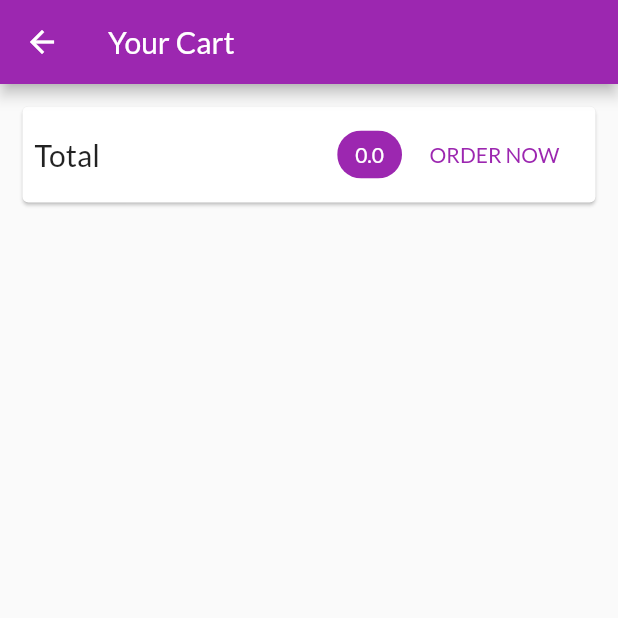
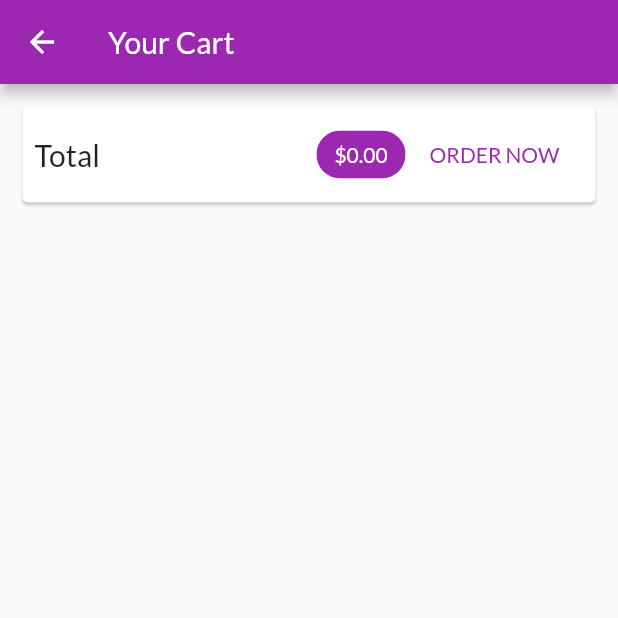
Before and after one commit to pit304/flutter_shop, a Flutter app: the CartScreen screen opened by its route, after a tap on "ORDER NOW", on a phone screen of 412 x 824 dp, the top half of it. Run offline on Flutter 3.47's test engine with Material 2 defaults, Android fonts, the phone set to English and light mode, and no system bars; network calls fail.

Commit message:
section 8: complete

```diff
--- a/lib/main.dart
+++ b/lib/main.dart
@@ -1,8 +1,10 @@
 import 'package:flutter/material.dart';
 import 'package:provider/provider.dart';
 
+import './providers/orders.dart';
 import './providers/cart.dart';
 import './providers/products.dart';
+import './screens/orders_screen.dart';
 import './screens/cart_screen.dart';
 import './screens/product_detail_screen.dart';
 import './screens/products_overview_screen.dart';
@@ -20,6 +22,9 @@
         ChangeNotifierProvider.value(
           value: Cart(),
         ),
+        ChangeNotifierProvider.value(
+          value: Orders(),
+        ),
       ],
       child: MaterialApp(
         title: 'MyShop',
@@ -31,6 +36,7 @@
         routes: {
           ProductDetailScreen.routeName: (ctx) => ProductDetailScreen(),
           CartScreen.routeName: (ctx) => CartScreen(),
+          OrdersScreen.routeName: (ctx) => OrdersScreen(),
         },
       ),
     );
--- a/lib/providers/cart.dart
+++ b/lib/providers/cart.dart
@@ -55,4 +55,14 @@
     }
     notifyListeners();
   }
+
+  void removeItem(String productId) {
+    _items.remove(productId);
+    notifyListeners();
+  }
+
+  void clear() {
+    _items = {};
+    notifyListeners();
+  }
 }
--- /dev/null
+++ b/lib/providers/orders.dart
@@ -0,0 +1,37 @@
+import 'package:flutter/foundation.dart';
+
+import './cart.dart';
+
+class OrderItem {
+  final String id;
+  final double amount;
+  final List<CartItem> products;
+  final DateTime dateTime;
+
+  OrderItem({
+    @required this.id,
+    @required this.amount,
+    @required this.products,
+    @required this.dateTime,
+  });
+}
+
+class Orders with ChangeNotifier {
+  List<OrderItem> _orders = [];
+
+  List<OrderItem> get orders {
+    return [..._orders];
+  }
+
+  void addOrder(List<CartItem> cartProducts, double total) {
+    _orders.insert(
+        0,
+        OrderItem(
+          id: DateTime.now().toString(),
+          amount: total,
+          dateTime: DateTime.now(),
+          products: cartProducts,
+        ));
+    notifyListeners();
+  }
+}
--- a/lib/screens/cart_screen.dart
+++ b/lib/screens/cart_screen.dart
@@ -2,6 +2,7 @@
 import 'package:provider/provider.dart';
 
 import '../providers/cart.dart' show Cart;
+import '../providers/orders.dart';
 import '../widgets/cart_item.dart';
 
 class CartScreen extends StatelessWidget {
@@ -29,8 +30,7 @@
                   ),
                   Spacer(),
                   Chip(
-                    label: Text(
-                      cart.totalAmount.toString(),
+                    label: Text('\$${cart.totalAmount.toStringAsFixed(2)}',
                       style: TextStyle(
                         color:
                             Theme.of(context).primaryTextTheme.headline6.color,
@@ -39,7 +39,13 @@
                     backgroundColor: Theme.of(context).primaryColor,
                   ),
                   FlatButton(
-                    onPressed: () {},
+                    onPressed: () {
+                      Provider.of<Orders>(context, listen: false).addOrder(
+                        cart.items.values.toList(),
+                        cart.totalAmount,
+                      );
+                      cart.clear();
+                    },
                     child: Text('ORDER NOW'),
                     textColor: Theme.of(context).primaryColor,
                   )
@@ -55,6 +61,7 @@
               itemCount: cart.itemCount,
               itemBuilder: (ctx, index) => CartItem(
                 cart.items.values.toList()[index].id,
+                cart.items.keys.toList()[index],
                 cart.items.values.toList()[index].price,
                 cart.items.values.toList()[index].quantity,
                 cart.items.values.toList()[index].title,
--- /dev/null
+++ b/lib/screens/orders_screen.dart
@@ -0,0 +1,24 @@
+import 'package:flutter/material.dart';
+import 'package:provider/provider.dart';
+
+import '../providers/orders.dart' show Orders;
+import '../widgets/order_item.dart';
+import '../widgets/app_drawer.dart';
+
+class OrdersScreen extends StatelessWidget {
+  static const routeName = '/orders';
+  @override
+  Widget build(BuildContext context) {
+    final orderData = Provider.of<Orders>(context);
+    return Scaffold(
+      appBar: AppBar(
+        title: Text('Your Orders'),
+      ),
+      drawer: AppDrawer(),
+      body: ListView.builder(
+        itemCount: orderData.orders.length,
+        itemBuilder: (ctx, index) => OrderItem(orderData.orders[index]),
+      ),
+    );
+  }
+}
--- a/lib/screens/products_overview_screen.dart
+++ b/lib/screens/products_overview_screen.dart
@@ -5,6 +5,7 @@
 import './cart_screen.dart';
 import '../widgets/badge.dart';
 import '../widgets/products_grid.dart';
+import '../widgets/app_drawer.dart';
 
 enum FilterOptions {
   Favorites,
@@ -60,6 +61,7 @@
               ),
         ],
       ),
+      drawer: AppDrawer(),
       body: ProductsGrid(_showOnlyFavorites),
     );
   }
--- /dev/null
+++ b/lib/widgets/order_item.dart
@@ -0,0 +1,70 @@
+import 'dart:math';
+
+import 'package:flutter/material.dart';
+import 'package:intl/intl.dart';
+
+import '../providers/orders.dart' as ord;
+
+class OrderItem extends StatefulWidget {
+  final ord.OrderItem order;
+
+  OrderItem(this.order);
+
+  @override
+  _OrderItemState createState() => _OrderItemState();
+}
+
+class _OrderItemState extends State<OrderItem> {
+  var _expanded = false;
+  @override
+  Widget build(BuildContext context) {
+    return Card(
+      margin: EdgeInsets.all(10),
+      child: Column(
+        children: <Widget>[
+          ListTile(
+            title: Text('\$${widget.order.amount}'),
+            subtitle: Text(
+                DateFormat('dd/MM/yyyy HH:mm').format(widget.order.dateTime)),
+            trailing: IconButton(
+              icon: Icon(_expanded ? Icons.expand_less : Icons.expand_more),
+              onPressed: () {
+                setState(() {
+                  _expanded = !_expanded;
+                });
+              },
+            ),
+          ),
+          if (_expanded)
+            Container(
+              padding: EdgeInsets.symmetric(horizontal: 15, vertical: 4,),
+              height: min(widget.order.products.length * 20.0 + 10, 100),
+              child: ListView(
+                children: widget.order.products
+                    .map((prod) => Row(
+                          mainAxisAlignment: MainAxisAlignment.spaceBetween,
+                          children: <Widget>[
+                            Text(
+                              prod.title,
+                              style: TextStyle(
+                                fontSize: 18,
+                                fontWeight: FontWeight.bold,
+                              ),
+                            ),
+                            Text(
+                              '${prod.quantity}x \$${prod.price}',
+                              style: TextStyle(
+                                fontSize: 18,
+                                color: Colors.grey,
+                              ),
+                            )
+                          ],
+                        ))
+                    .toList(),
+              ),
+            )
+        ],
+      ),
+    );
+  }
+}
--- a/pubspec.yaml
+++ b/pubspec.yaml
@@ -20,6 +20,7 @@
   flutter:
     sdk: flutter
   provider: ^4.0.4
+  intl: ^0.16.1
 
   # The following adds the Cupertino Icons font to your application.
   # Use with the CupertinoIcons class for iOS style icons.
```
Also changed, not shown: lib/screens/product_detail_screen.dart (+32 -0 lines), lib/widgets/app_drawer.dart (added, +36 -0 lines), lib/widgets/cart_item.dart (+27 -2 lines), pubspec.lock.
